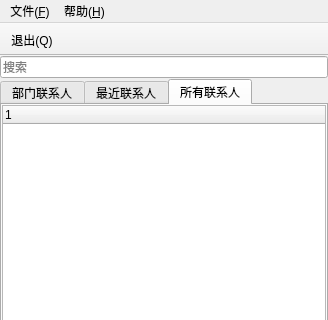
The window that client/src/ui/mainwindow.ui (abomb4/biye) describes before a commit, drawn with Qt 5; both pictures show x 0 to 328 and y 0 to 320 of the 328 by 598 pixel window.
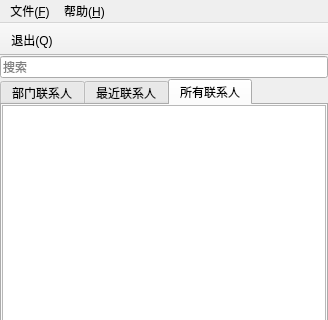
The same window after the commit. The open tabs and pages were chosen to show the change. Icons and pictures are not drawn.

Diff of the .ui file:
```diff
--- a/client/src/ui/mainwindow.ui
+++ b/client/src/ui/mainwindow.ui
@@ -144,6 +144,9 @@
             <verstretch>0</verstretch>
            </sizepolicy>
           </property>
+          <attribute name="headerVisible">
+           <bool>false</bool>
+          </attribute>
           <column>
            <property name="text">
             <string notr="true">1</string>
```
Left out of the diff: 2 changed lines with no effect on the pictures.
